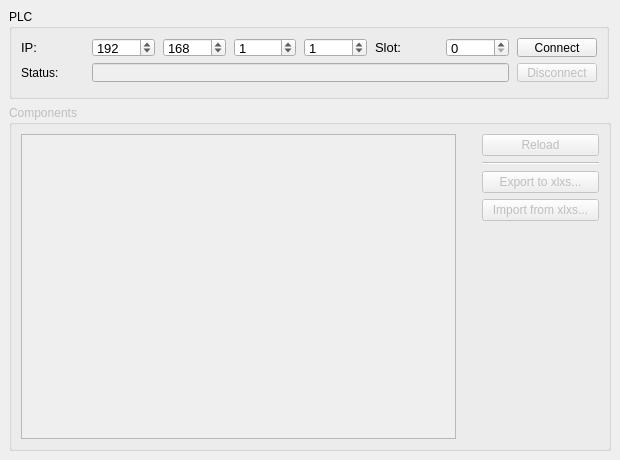
Before: the Qt Designer form PyQt5_DesignFile.ui in malsomt/TDS_PyLogixTagInterpreter, drawn with Qt 5.
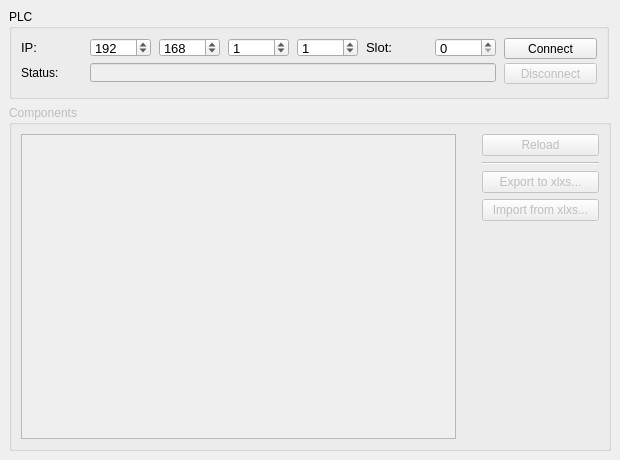
After: the same form once the commit is applied. Icons and pictures are not drawn.

Commit message: Minimum Button Size Changed

Patch:
```diff
--- a/PyQt5_DesignFile.ui
+++ b/PyQt5_DesignFile.ui
@@ -150,7 +150,7 @@
        <item row="0" column="0">
         <layout class="QGridLayout" name="gridLayout_3">
          <property name="sizeConstraint">
-          <enum>QLayout::SetFixedSize</enum>
+          <enum>QLayout::SetMinAndMaxSize</enum>
          </property>
          <property name="bottomMargin">
           <number>5</number>
@@ -256,6 +256,12 @@
          </item>
          <item row="0" column="7">
           <widget class="QPushButton" name="btn_connect">
+           <property name="minimumSize">
+            <size>
+             <width>93</width>
+             <height>21</height>
+            </size>
+           </property>
            <property name="toolTip">
             <string>&lt;html&gt;&lt;head/&gt;&lt;body&gt;&lt;p&gt;Checks if PLC target is valid. &lt;/p&gt;&lt;/body&gt;&lt;/html&gt;</string>
            </property>
@@ -279,6 +285,12 @@
            <property name="enabled">
             <bool>false</bool>
            </property>
+           <property name="minimumSize">
+            <size>
+             <width>93</width>
+             <height>21</height>
+            </size>
+           </property>
            <property name="toolTip">
             <string>&lt;html&gt;&lt;head/&gt;&lt;body&gt;&lt;p&gt;Clears PLC object and closes connection.&lt;/p&gt;&lt;/body&gt;&lt;/html&gt;</string>
            </property>
```
